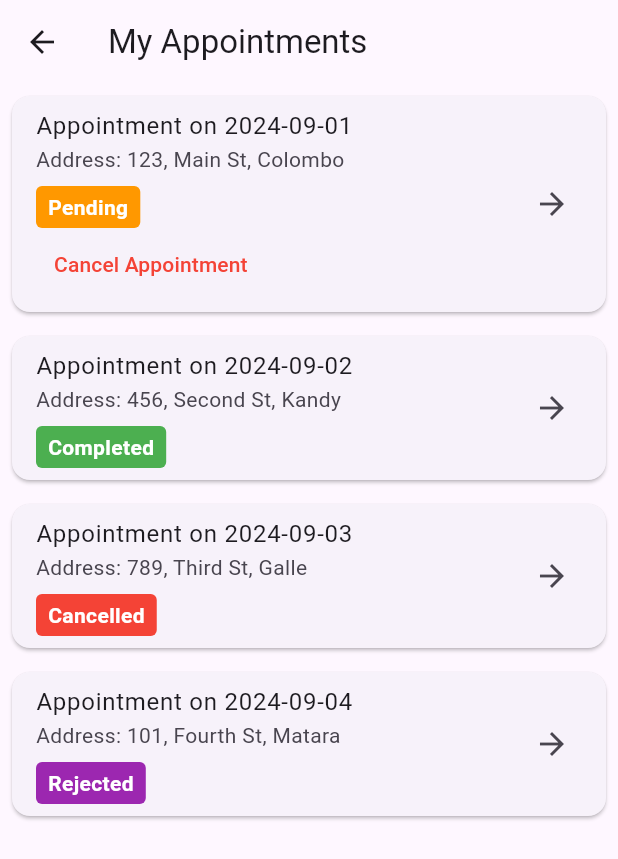
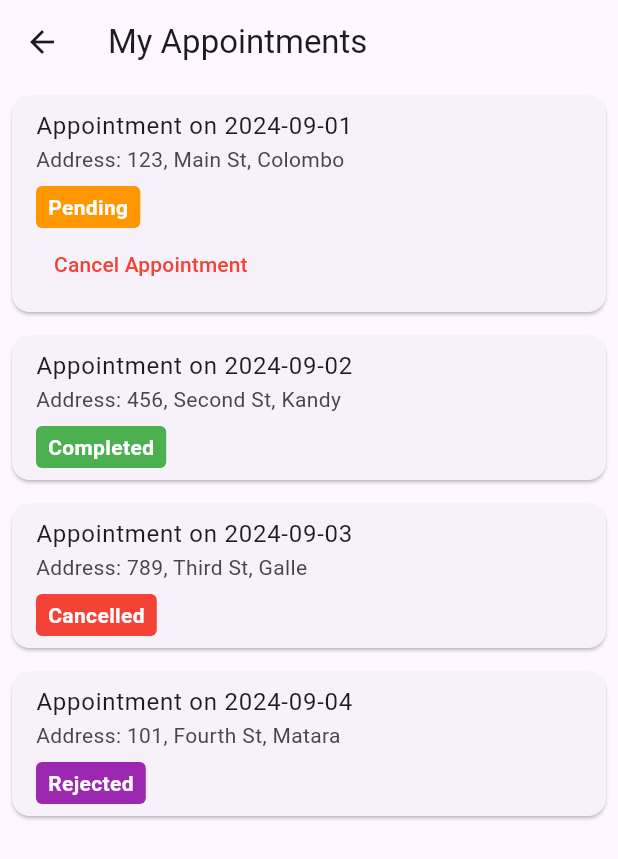
Before and after one commit to TechVisionaries/EcoEagle, a Flutter app: the MyAppointmentsView screen opened by its route, on a phone screen of 412 x 824 dp. Shown: the top 859 px of the screen. Run offline on Flutter 3.47's test engine with Material 3 defaults, Android fonts, the phone set to English and light mode, and no system bars; our stand-ins replace flutter_dotenv, shared_preferences; accounts and stored records are empty; generated files the repository leaves out were written again.

Commit message:
Update my_appointments_view.dart

```diff
--- a/lib/src/appointments_feature/screens/my_appointments_view.dart
+++ b/lib/src/appointments_feature/screens/my_appointments_view.dart
@@ -148,10 +148,6 @@ class _AppointmentsScreenState extends State<MyAppointmentsView> {
                     ),
                 ],
               ),
-              trailing: Icon(Icons.arrow_forward),
-              onTap: () {
-                // Navigate to detailed view if needed
-              },
             ),
           );
         },
```
